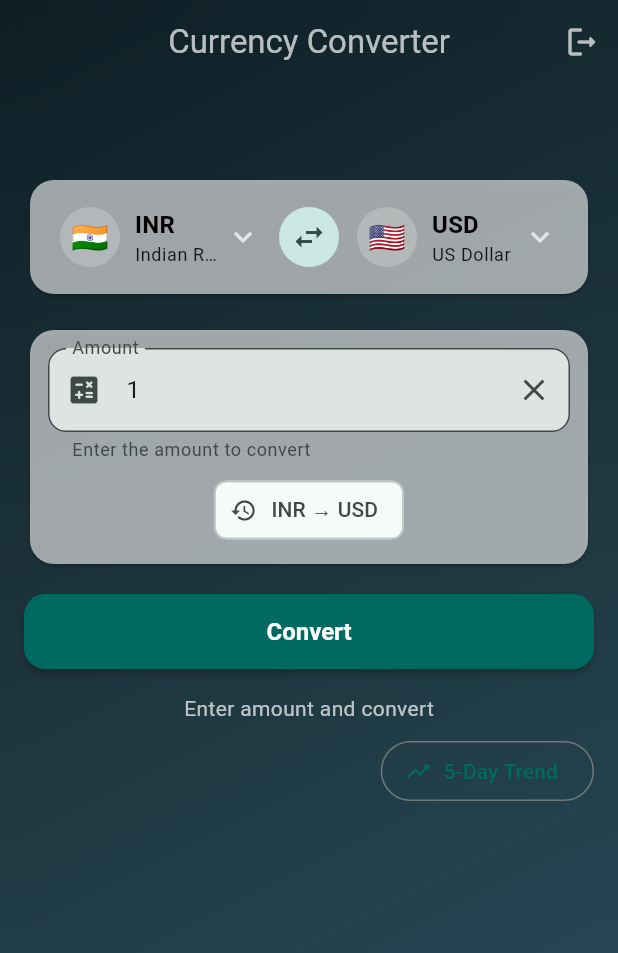
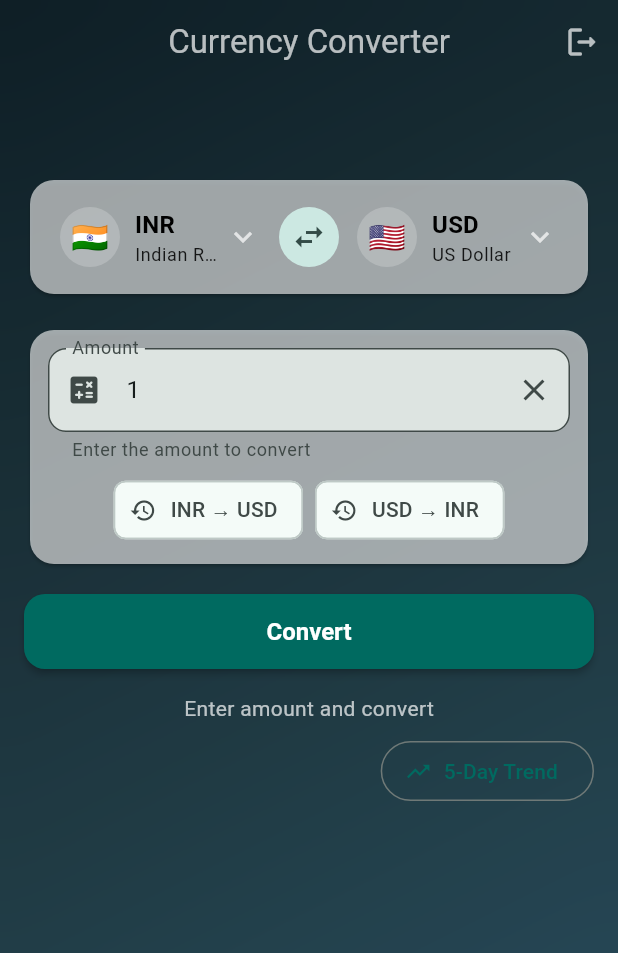
Before and after one commit to Safalks11/currency_rate_calculator, a Flutter app: the screen it shows once a user with an empty profile is signed in, after a tap on the "swap horiz" icon, on a phone screen of 412 x 824 dp. Shown: the top 953 px of the screen. Run offline on Flutter 3.47's test engine with Material 3 defaults, Android fonts, the phone set to English and light mode, and no system bars; our stand-ins replace auto_size_text, dio, equatable, firebase_auth, firebase_core, fl_chart and 6 more; accounts and stored records are empty.

Commit message:
Added recent pairs chip in home screen

```diff
--- a/lib/features/conversion/presentation/cubit/conversion_form_cubit.dart
+++ b/lib/features/conversion/presentation/cubit/conversion_form_cubit.dart
@@ -17,7 +17,14 @@ class ConversionFormState extends Equatable {
   });
 
   const ConversionFormState.initial()
-      : this(from: 'USD', to: 'INR', amount: '1', swapTurns: 0, recentPairs: const []);
+      : this(
+          from: 'USD',
+          to: 'INR',
+          amount: '1',
+          swapTurns: 0,
+          // Seed with the default pair so recent chips show immediately
+          recentPairs: const ['USD-INR'],
+        );
 
   ConversionFormState copyWith({
     String? from,
@@ -51,7 +58,11 @@ class ConversionFormCubit extends Cubit<ConversionFormState> {
   void selectPair(String pair) {
     final parts = pair.split('-');
     if (parts.length == 2) {
-      emit(state.copyWith(from: parts[0], to: parts[1]));
+      emit(state.copyWith(
+        from: parts[0],
+        to: parts[1],
+        recentPairs: _rememberPair(state.recentPairs, parts[0], parts[1]),
+      ));
     }
   }
 
--- a/lib/features/conversion/presentation/screens/home_screen.dart
+++ b/lib/features/conversion/presentation/screens/home_screen.dart
@@ -10,6 +10,7 @@ import '../../../auth/presentation/cubit/auth_cubit.dart';
 import '../widgets/amount_input_formatter.dart';
 import '../widgets/animated_convert_button.dart';
 import '../widgets/currency_picker_sheet.dart';
+import '../widgets/recent_pairs_chip.dart';
 import '../widgets/result_card.dart';
 import '../widgets/result_error.dart';
 import '../widgets/result_skeleton.dart';
@@ -21,29 +22,6 @@ class HomeScreen extends StatefulWidget {
 
   @override
   State<HomeScreen> createState() => _HomeScreenState();
-}
-
-class _RecentPairs extends StatelessWidget {
-  final List<String> pairs;
-  final ValueChanged<String> onSelect;
-  const _RecentPairs({required this.pairs, required this.onSelect});
-
-  @override
-  Widget build(BuildContext context) {
-    if (pairs.isEmpty) return const SizedBox.shrink();
-    return Wrap(
-      spacing: 8,
-      runSpacing: 4,
-      children: [
-        for (final p in pairs)
-          InputChip(
-            label: Text(p.replaceAll('-', ' → ')),
-            avatar: const Icon(Icons.history, size: 18),
-            onPressed: () => onSelect(p),
-          ),
-      ],
-    );
-  }
 }
 
 class _HomeScreenState extends State<HomeScreen> with SingleTickerProviderStateMixin {
@@ -85,9 +63,9 @@ class _HomeScreenState extends State<HomeScreen> with SingleTickerProviderStateM
     );
     if (code != null && code.isNotEmpty) {
       if (pickingFrom) {
-        context.read<ConversionFormCubit>().setFrom(code);
+        if (mounted) context.read<ConversionFormCubit>().setFrom(code);
       } else {
-        context.read<ConversionFormCubit>().setTo(code);
+        if (mounted) context.read<ConversionFormCubit>().setTo(code);
       }
     }
   }
@@ -213,7 +191,7 @@ class _HomeScreenState extends State<HomeScreen> with SingleTickerProviderStateM
                             ),
                           ),
                           const SizedBox(height: 8),
-                          _RecentPairs(
+                          RecentPairs(
                             pairs: formState.recentPairs,
                             onSelect: (pair) =>
                                 context.read<ConversionFormCubit>().selectPair(pair),
--- /dev/null
+++ b/lib/features/conversion/presentation/widgets/recent_pairs_chip.dart
@@ -0,0 +1,24 @@
+import 'package:flutter/material.dart';
+
+class RecentPairs extends StatelessWidget {
+  final List<String> pairs;
+  final ValueChanged<String> onSelect;
+  const RecentPairs({super.key, required this.pairs, required this.onSelect});
+
+  @override
+  Widget build(BuildContext context) {
+    if (pairs.isEmpty) return const SizedBox.shrink();
+    return Wrap(
+      spacing: 8,
+      runSpacing: 4,
+      children: [
+        for (final p in pairs)
+          InputChip(
+            label: Text(p.replaceAll('-', ' → ')),
+            avatar: const Icon(Icons.history, size: 18),
+            onPressed: () => onSelect(p),
+          ),
+      ],
+    );
+  }
+}
```
